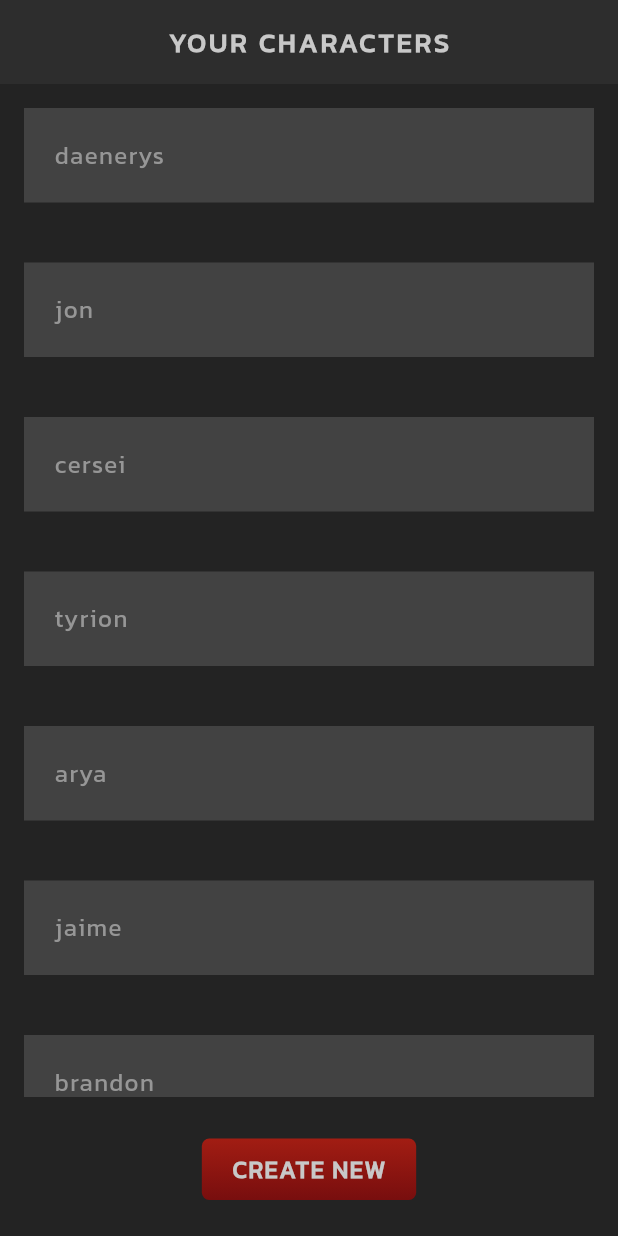
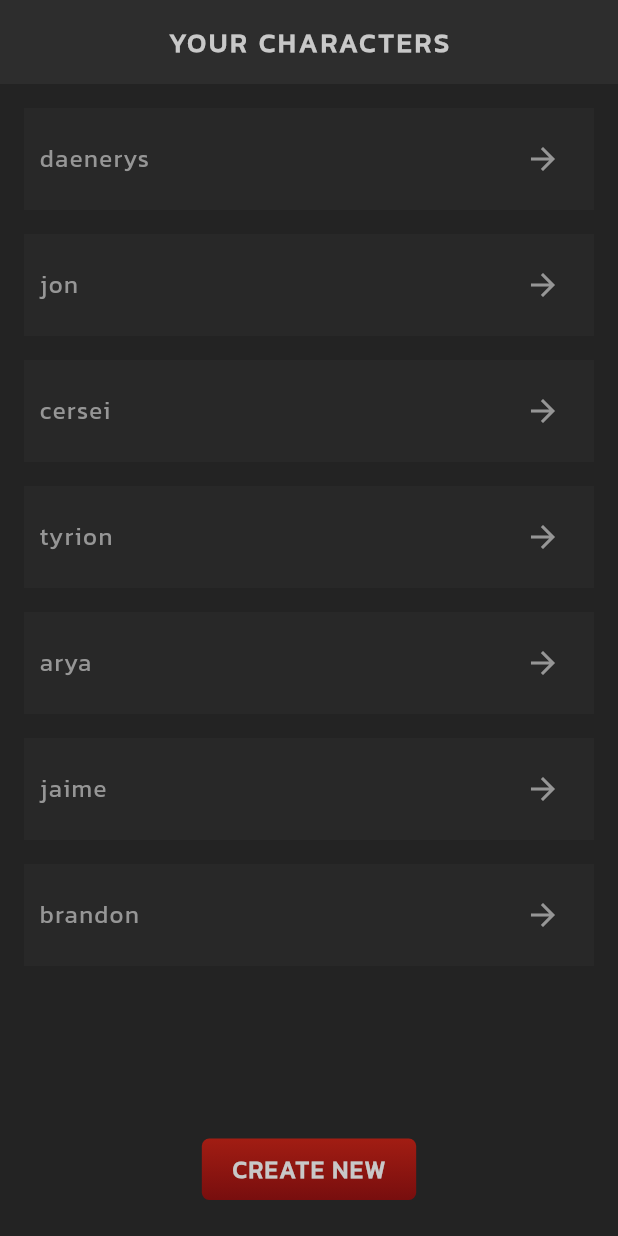
Before and after one commit to smsanagustin/flutter-rpg, a Flutter app: the screen it shows after launch, on a phone screen of 412 x 824 dp. Run offline on Flutter 3.47's test engine with Material 3 defaults, Android fonts, the phone set to English and light mode, and no system bars.

Commit message:
add card theme

```diff
--- /dev/null
+++ b/lib/character_card.dart
@@ -0,0 +1,26 @@
+import 'package:flutter/material.dart';
+import 'package:flutter_rpg/theme.dart';
+
+class CharacterCard extends StatelessWidget {
+  const CharacterCard(this.character, {super.key});
+
+  final String character;
+
+  @override
+  Widget build(BuildContext context) {
+    return Card(
+      child: Padding(
+        padding: const EdgeInsets.all(10),
+        child: Row(
+          mainAxisAlignment: MainAxisAlignment.spaceBetween,
+          children: [
+            Text(character),
+            IconButton(
+                onPressed: () {},
+                icon: Icon(Icons.arrow_forward, color: AppColors.textColor))
+          ],
+        ),
+      ),
+    );
+  }
+}
--- a/lib/screens/home/home.dart
+++ b/lib/screens/home/home.dart
@@ -1,4 +1,5 @@
 import 'package:flutter/material.dart';
+import 'package:flutter_rpg/character_card.dart';
 import 'package:flutter_rpg/shared/styled_button.dart';
 import 'package:flutter_rpg/shared/styled_text.dart';
 import 'package:flutter_rpg/theme.dart';
@@ -38,11 +39,7 @@ class _HomeState extends State<Home> {
               child: ListView.builder(
                 itemCount: characters.length,
                 itemBuilder: (_, index) {
-                  return Container(
-                      color: Colors.grey[800],
-                      padding: const EdgeInsets.all(20),
-                      margin: const EdgeInsets.only(bottom: 40),
-                      child: Text(characters[index]));
+                  return CharacterCard(characters[index]);
                 },
               ),
             ),
--- a/lib/theme.dart
+++ b/lib/theme.dart
@@ -45,4 +45,13 @@ ThemeData primaryTheme = ThemeData(
       fontWeight: FontWeight.bold,
       letterSpacing: 2,
     ),
-    ));
+  ),
+
+  // card theme
+  cardTheme: CardTheme(
+    color: AppColors.secondaryColor.withOpacity(0.5),
+    shape: const RoundedRectangleBorder(),
+    shadowColor: Colors.transparent,
+    margin: const EdgeInsets.only(bottom: 16),
+  ),
+);
```
Lines whose indentation alone changed are shown as unchanged.
